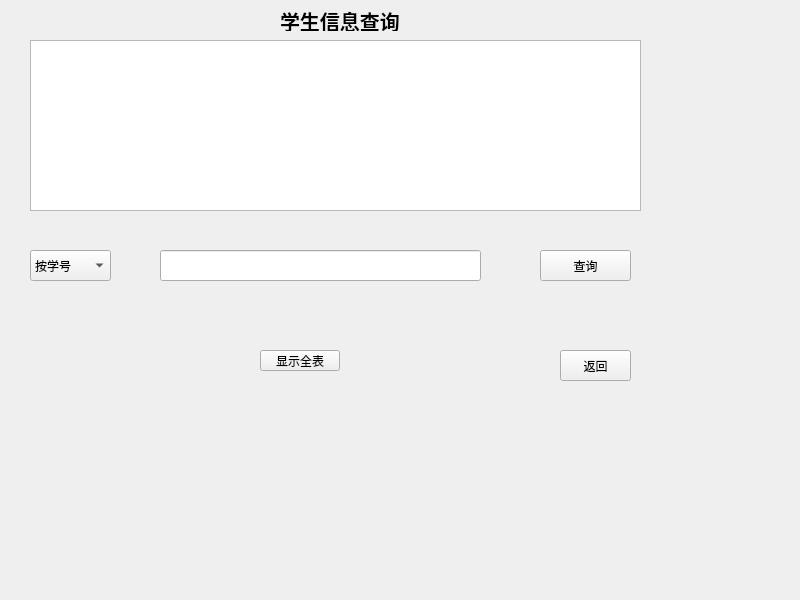
This is student_info_query.ui in yzyzhenlihai/CplusplusProject as Qt 5 draws it before an edit. The edited form follows.
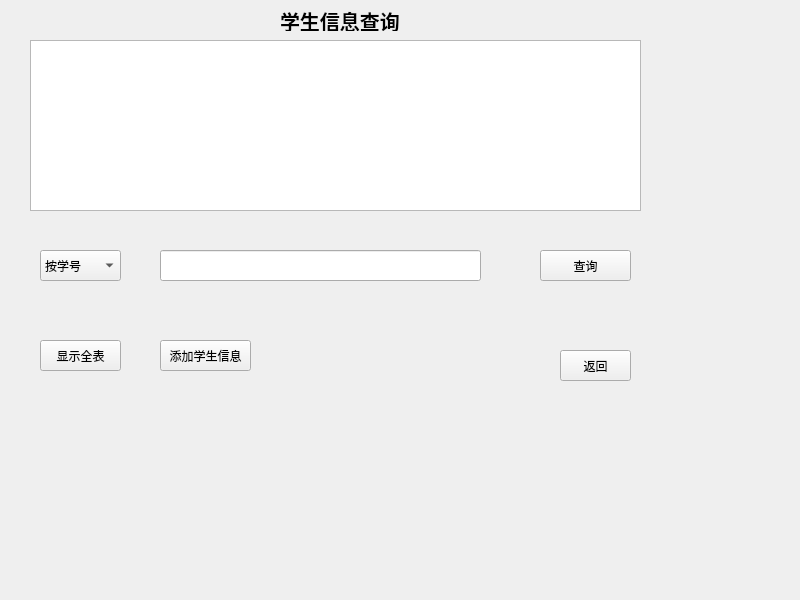
This is the edited form.

The edit to the form file:
```diff
--- a/student_info_query.ui
+++ b/student_info_query.ui
@@ -46,7 +46,7 @@
    <widget class="QComboBox" name="QueryChoice">
     <property name="geometry">
      <rect>
-      <x>30</x>
+      <x>40</x>
       <y>250</y>
       <width>81</width>
       <height>31</height>
@@ -102,16 +102,29 @@
    <widget class="QPushButton" name="ShowAllBtn">
     <property name="geometry">
      <rect>
-      <x>260</x>
-      <y>350</y>
-      <width>80</width>
-      <height>21</height>
+      <x>40</x>
+      <y>340</y>
+      <width>81</width>
+      <height>31</height>
      </rect>
     </property>
     <property name="text">
      <string>显示全表</string>
     </property>
    </widget>
+   <widget class="QPushButton" name="AddInfoBtn">
+    <property name="geometry">
+     <rect>
+      <x>160</x>
+      <y>340</y>
+      <width>91</width>
+      <height>31</height>
+     </rect>
+    </property>
+    <property name="text">
+     <string>添加学生信息</string>
+    </property>
+   </widget>
   </widget>
  </widget>
  <resources/>
```
